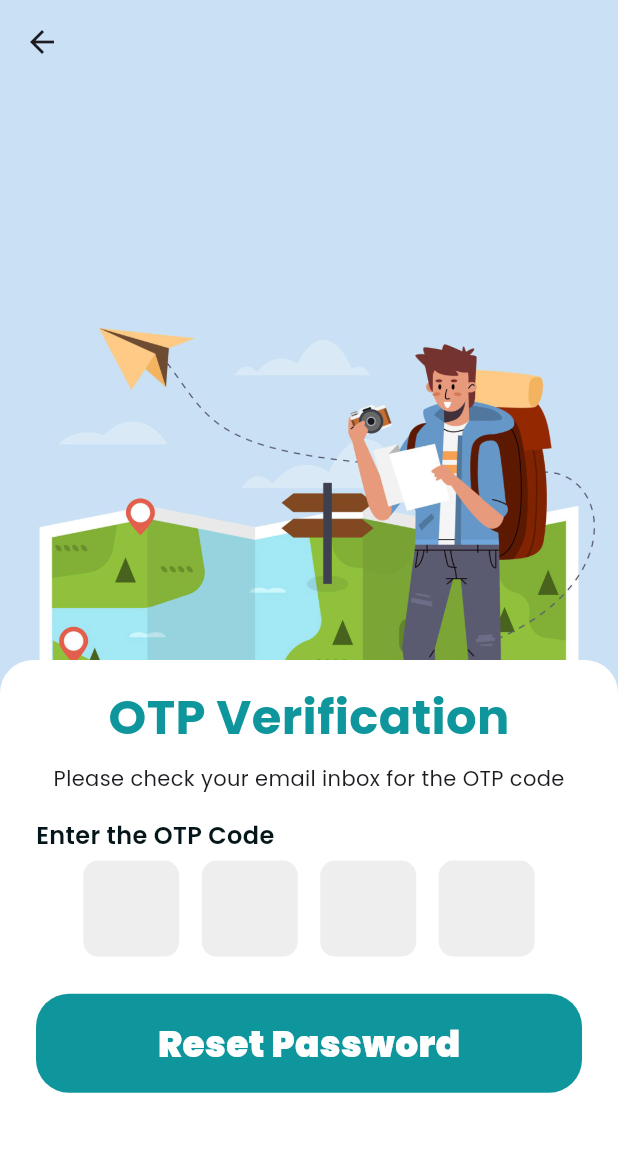
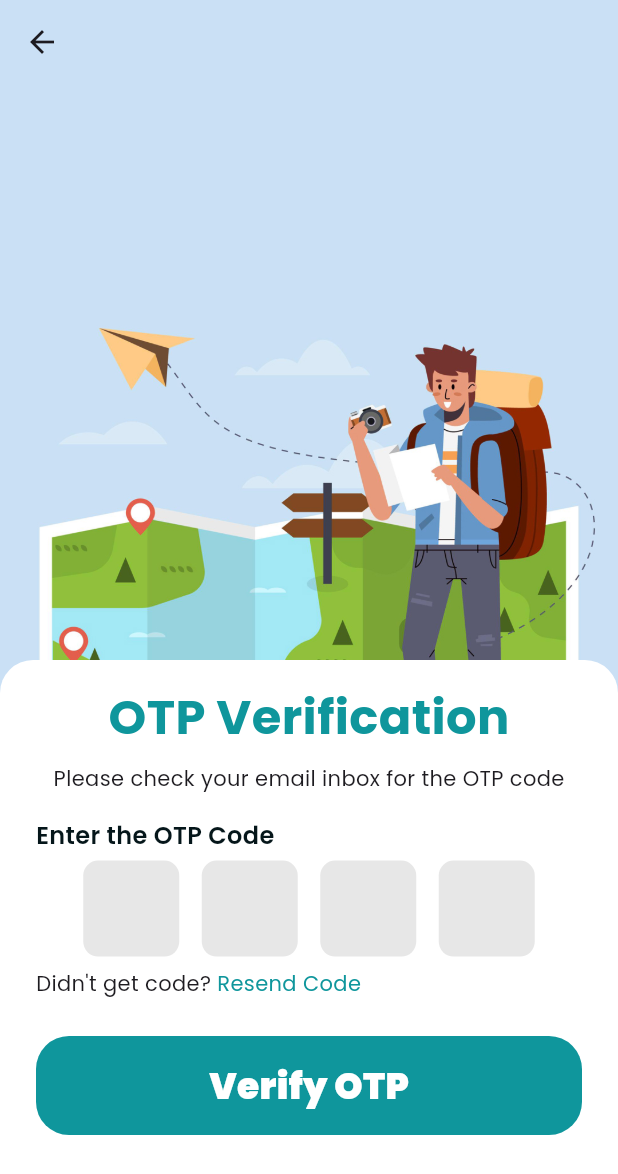
Before and after one commit to CeylonTrail/frontend-mobile, a Flutter app: the OtpVerificationScreen screen opened by its route, on a phone screen of 412 x 824 dp. Shown: the top 1174 px of the screen. Run offline on Flutter 3.47's test engine with Material 3 defaults, Android fonts, the phone set to English and light mode, and no system bars; our stand-ins replace flutter_svg, get, google_fonts.

Commit message:
added otp verifying screen, and relevant widgets

```diff
--- a/lib/main.dart
+++ b/lib/main.dart
@@ -1,5 +1,6 @@
 import 'package:ceylontrailapp/screen/forgot_password_screen.dart';
 import 'package:ceylontrailapp/screen/otp_verification_screen.dart';
+import 'package:ceylontrailapp/screen/reset_password_screen.dart';
 import 'package:ceylontrailapp/screen/welcome_screen.dart';
 import 'package:flutter/material.dart';
 import 'package:google_fonts/google_fonts.dart';
@@ -26,7 +27,8 @@ class MyApp extends StatelessWidget {
           GetPage(name: '/sign_in', page: () => const SignInScreen()),
           GetPage(name: '/sign_up', page: () => const SignUpScreen()),
           GetPage(name: '/forgot_password', page: () => const ForgotPasswordScreen()),
-          GetPage(name: '/otp_verification', page: () => const OtpVerificationScreen())
+          GetPage(name: '/otp_verification', page: () => const OtpVerificationScreen()),
+          GetPage(name: '/reset_password', page: () => const ResetPasswordScreen()),
         ],
 
         theme: ThemeData(
--- a/lib/screen/otp_verification_screen.dart
+++ b/lib/screen/otp_verification_screen.dart
@@ -1,9 +1,11 @@
+import 'package:ceylontrailapp/widgets/verify_otp_button.dart';
 import 'package:flutter/material.dart';
 import 'package:flutter/services.dart';
+import 'package:get/get.dart';
 import 'package:google_fonts/google_fonts.dart';
+import '../controllers/otp_controller.dart';
 import '../theme/app_theme.dart';
 import '../widgets/custom_scaffold_loading.dart';
-import '../widgets/reset_password_button.dart';
 
 class OtpVerificationScreen extends StatefulWidget {
   const OtpVerificationScreen({super.key});
@@ -13,6 +15,8 @@ class OtpVerificationScreen extends StatefulWidget {
 }
 
 class _OtpVerificationScreenState extends State<OtpVerificationScreen> {
+  final OTPController otpController = Get.put(OTPController());
+
   @override
   Widget build(BuildContext context) {
     final size = MediaQuery.of(context).size;
@@ -20,11 +24,11 @@ class _OtpVerificationScreenState extends State<OtpVerificationScreen> {
         loadingScreen: Column(
       children: [
         Expanded(
-          flex: 1,
+          flex: 2,
           child: SizedBox(height: size.height * 0.01),
         ),
         Expanded(
-            flex: 1,
+            flex: 2,
             child: Container(
               width: double.infinity,
               decoration: BoxDecoration(
@@ -80,11 +84,11 @@ class _OtpVerificationScreenState extends State<OtpVerificationScreen> {
                                 width: 64,
                                 height: 64,
                                 decoration: BoxDecoration(
-                                  color: Colors.grey[200],
+                                  color: AppTheme.colors.secondary_light_1,
                                   borderRadius: BorderRadius.circular(10),
                                 ),
                                 child: Center(
-                                  child: TextField(
+                                  child: TextFormField(
                                     onChanged: (value) {
                                       if (value.length == 1) {
                                         FocusScope.of(context).nextFocus();
@@ -113,11 +117,11 @@ class _OtpVerificationScreenState extends State<OtpVerificationScreen> {
                                 width: 64,
                                 height: 64,
                                 decoration: BoxDecoration(
-                                  color: Colors.grey[200],
+                                  color: AppTheme.colors.secondary_light_1,
                                   borderRadius: BorderRadius.circular(10),
                                 ),
                                 child: Center(
-                                  child: TextField(
+                                  child: TextFormField(
                                     onChanged: (value) {
                                       if (value.length == 1) {
                                         FocusScope.of(context).nextFocus();
@@ -146,11 +150,11 @@ class _OtpVerificationScreenState extends State<OtpVerificationScreen> {
                                 width: 64,
                                 height: 64,
                                 decoration: BoxDecoration(
-                                  color: Colors.grey[200],
+                                  color: AppTheme.colors.secondary_light_1,
                                   borderRadius: BorderRadius.circular(10),
                                 ),
                                 child: Center(
-                                  child: TextField(
+                                  child: TextFormField(
                                     onChanged: (value) {
                                       if (value.length == 1) {
                                         FocusScope.of(context).nextFocus();
@@ -179,11 +183,11 @@ class _OtpVerificationScreenState extends State<OtpVerificationScreen> {
                                 width: 64,
                                 height: 64,
                                 decoration: BoxDecoration(
-                                  color: Colors.grey[200],
+                                  color: AppTheme.colors.secondary_light_1,
                                   borderRadius: BorderRadius.circular(10),
                                 ),
                                 child: Center(
-                                  child: TextField(
+                                  child: TextFormField(
                                     onChanged: (value) {
                                       if (value.length == 1) {
                                         FocusScope.of(context).nextFocus();
@@ -209,15 +213,53 @@ class _OtpVerificationScreenState extends State<OtpVerificationScreen> {
                               )
                             ],
                           ),
+                          SizedBox(height: size.height * 0.01),
+                          Center(
+                            child: Obx(
+                              () => Row(
+                                mainAxisAlignment: MainAxisAlignment.start,
+                                children: [
+                                  if (!otpController.showTimer.value)
+                                    const Text(
+                                      "Didn't get code? ",
+                                      textAlign: TextAlign.left,
+                                    ),
+                                  GestureDetector(
+                                    onTap: () {
+                                      if (!otpController.showTimer.value) {
+                                        otpController.startTimer();
+                                      }
+                                    },
+                                    child: otpController.showTimer.value
+                                        ? Text(
+                                            "Resend Code : in ${otpController.remainingTime.value}s",
+                                            style: TextStyle(
+                                              color: AppTheme.colors.black,
+                                              fontSize: 14,
+                                            ),
+                                          )
+                                        : Text(
+                                            "Resend Code",
+                                            style: TextStyle(
+                                              color: AppTheme.colors.primary,
+                                              fontSize: 14,
+                                            ),
+                                          ),
+                                  ),
+                                ],
+                              ),
+                            ),
+                          ),
                           SizedBox(height: size.height * 0.03),
-                          const ResetPasswordButton(),
+                          const VerifyOtpButton(),
                         ],
                       ),
                     )
                   ],
                 )),
               ),
-            ))
+            )
+        )
       ],
     ));
   }
--- a/lib/screen/sign_up_screen.dart
+++ b/lib/screen/sign_up_screen.dart
@@ -3,8 +3,6 @@ import 'package:ceylontrailapp/widgets/user_sign_up_button.dart';
 import 'package:flutter/material.dart';
 import 'package:google_fonts/google_fonts.dart';
 import '../theme/app_theme.dart';
-
-import '../widgets/sign_up_button.dart';
 
 class SignUpScreen extends StatefulWidget {
   const SignUpScreen({super.key});
--- /dev/null
+++ b/lib/widgets/verify_otp_button.dart
@@ -0,0 +1,35 @@
+import 'package:ceylontrailapp/theme/app_theme.dart';
+import 'package:flutter/material.dart';
+import 'package:flutter/widgets.dart';
+
+class VerifyOtpButton extends StatelessWidget {
+  const VerifyOtpButton({super.key, this.onTap});
+  final VoidCallback? onTap;
+
+  @override
+  Widget build(BuildContext context) {
+    double screenWidth = MediaQuery.of(context).size.width;
+    return GestureDetector(
+      onTap: onTap,
+      child: Center(
+        child: Container(
+          height: 66,
+          width: screenWidth - 40,
+          decoration: BoxDecoration(
+            color: AppTheme.colors.primary,
+            borderRadius: BorderRadius.circular(22),
+          ),
+          child: Center(
+            child: Text(
+              "Verify OTP",
+              style: TextStyle(
+                  fontSize: 24,
+                  fontWeight: FontWeight.w900,
+                  color: AppTheme.colors.white),
+            ),
+          ),
+        ),
+      ),
+    );
+  }
+}
```
Also changed, not shown: lib/controllers/otp_controller.dart (added, +30 -0 lines), lib/screen/reset_password_screen.dart (added, +149 -0 lines), 1 other file.
